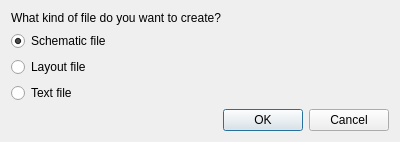
Before: the Qt Designer form src/dialogs/filenewdialog.ui in Caneda/Caneda, drawn with Qt 5.
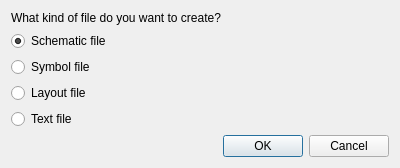
After: the same form once the commit is applied.

Commit message: Created symbol edit context and basic functionality.

```diff
--- a/src/dialogs/filenewdialog.ui
+++ b/src/dialogs/filenewdialog.ui
@@ -40,6 +40,13 @@
      </property>
     </widget>
    </item>
+   <item>
+    <widget class="QRadioButton" name="choiceSymbol">
+     <property name="text">
+      <string>Symbol file</string>
+     </property>
+    </widget>
+   </item>
    <item>
     <widget class="QRadioButton" name="choiceLayout">
      <property name="text">
```
The commit also changes 13 other files.
